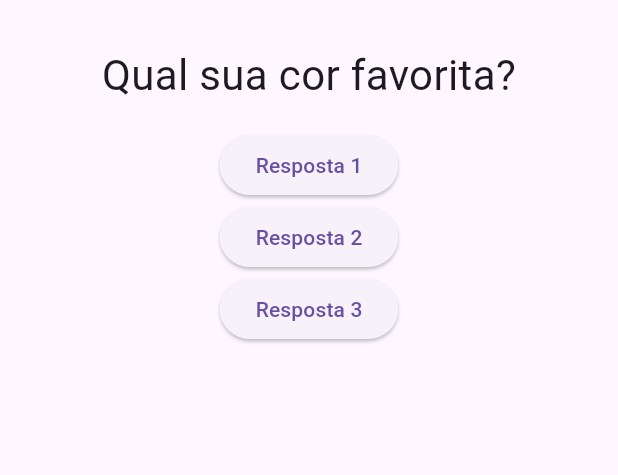
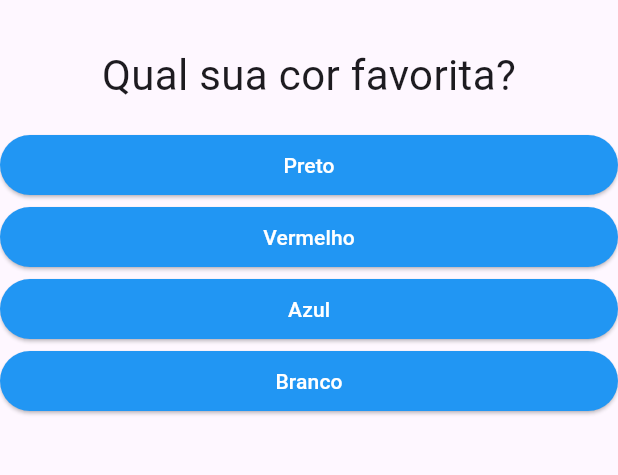
Before and after one commit to V1n1c1us-K-S-W4t4n4b3/Projeto-perguntas-Flutter, a Flutter app: the screen it shows after launch, on a phone screen of 412 x 824 dp, the part 63-538 px from its top. Run offline on Flutter 3.47's test engine with Material 3 defaults, Android fonts, the phone set to English and light mode, and no system bars.

Commit message:
implementing method of displaying questions and answers

```diff
--- a/lib/main.dart
+++ b/lib/main.dart
@@ -1,5 +1,6 @@
 import 'package:flutter/material.dart';
 import './questao.dart';
+import './respostas.dart';
 
 main() => runApp(PerguntaApp());
 
@@ -13,15 +14,62 @@ class _PerguntasAppState extends State<PerguntaApp> {
     setState(() {
       _perguntaSelecionada++;
     });
-    (_perguntaSelecionada);
   }
 
   @override
   Widget build(BuildContext context) {
-    final perguntas = [
-      'Qual sua cor favorita?',
-      'Qual seu animal favorito?',
+    final List<Map> perguntas = [
+      {
+        'texto': 'Qual sua cor favorita?',
+        'respostas': ['Preto', 'Vermelho', 'Azul', 'Branco']
+      },
+      {
+        'texto': 'Qual seu animal favorito?',
+        'respostas': ['Leão', 'Cavalo', 'Touro', 'Tubarão']
+      },
+      {
+        'texto': 'Qual sua comida japonesa favorita?',
+        'respostas': ['Yakissoba', 'Sushi', 'Poke', 'Lámen']
+      },
+      {
+        'texto': 'Qual seu PowerRanger favorito?',
+        'respostas': ['Preto', 'Vermelho', 'Azul', 'Branco']
+      },
+      {
+        'texto': 'Qual seu Anime favorito?',
+        'respostas': [
+          'Naruto',
+          'Cavaleiros do Zodiaco',
+          'Dragon Ball Z',
+          'Yu Yu Hakusho'
+        ]
+      },
+      {
+        'texto': 'Qual seu Esporte favorito?',
+        'respostas': ['Skate', 'Surf', 'Futebol', 'Volei']
+      },
+      {
+        'texto': 'Qual seu meio de transporte favorito?',
+        'respostas': ['Bicicleta', 'Carro', 'Moto', 'Ônibus']
+      },
+      {
+        'texto': 'Qual seu país favorito?',
+        'respostas': ['Brasil', 'Japão', 'Italia', 'França']
+      },
+      {
+        'texto': 'Qual sua área de trabalho?',
+        'respostas': ['Exatas', 'Humanas', 'Biologicas', 'Todas']
+      },
+      {
+        'texto': 'Qual seu estado civil?',
+        'respostas': ['Solteiro', 'Casado', 'Separado', 'Divorciado']
+      }
     ];
+
+    List<Widget> respostas = [];
+    for (String textoResp in perguntas[_perguntaSelecionada]['respostas']) {
+      respostas.add(Resposta(textoResp, _responder));
+    }
 
     return MaterialApp(
       home: Scaffold(
@@ -30,10 +78,8 @@ class _PerguntasAppState extends State<PerguntaApp> {
         ),
         body: Column(
           children: <Widget>[
-            Questao(perguntas[_perguntaSelecionada]),
-            ElevatedButton(child: Text('Resposta 1'), onPressed: _responder),
-            ElevatedButton(child: Text('Resposta 2'), onPressed: _responder),
-            ElevatedButton(child: Text('Resposta 3'), onPressed: _responder),
+            Questao(perguntas[_perguntaSelecionada]['texto']),
+            ...respostas,
           ],
         ),
       ),
--- /dev/null
+++ b/lib/respostas.dart
@@ -0,0 +1,28 @@
+import 'package:flutter/material.dart';
+import 'package:flutter/widgets.dart';
+
+class Resposta extends StatelessWidget {
+  final String texto;
+  final void Function() quandoSelecionado;
+
+  Resposta(this.texto, this.quandoSelecionado);
+
+  @override
+  Widget build(BuildContext context) {
+    return Container(
+      width: double.infinity,
+      child: ElevatedButton(
+        style: ButtonStyle(
+          backgroundColor: MaterialStateProperty.all<Color>(
+              Colors.blue), // Define a cor de fundo do botão
+          foregroundColor: MaterialStateProperty.all<Color>(
+              Colors.white), // Define a cor do texto do botão
+        ),
+        child: Text(
+          texto,
+        ),
+        onPressed: quandoSelecionado,
+      ),
+    );
+  }
+}
```
